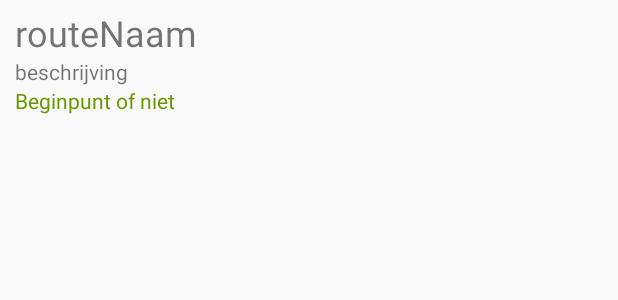
After one commit to SteffenVandegaer/AppTeamKobalt, an Android app: the layout listview_item.xml on its own in the app's theme, with its tools: preview values and no code run, on a phone screen of 412 x 824 dp. The commit adds this screen. Shown: the top 300 px of the screen. Run offline under Robolectric (Android 15) with nearby library versions, the phone set to English and light mode, and no system bars.

Commit message:
opvragen routes

```diff
--- a/RondleidingAppTeamKobalt/app/src/main/java/com/example/a11302481/rondleidingappteamkobalt/Controllers/MainActivity.java
+++ b/RondleidingAppTeamKobalt/app/src/main/java/com/example/a11302481/rondleidingappteamkobalt/Controllers/MainActivity.java
@@ -142,7 +142,7 @@ public class MainActivity extends AppCompatActivity implements View.OnClickListe
             //major per campus toewijzen aan de hand van de gemaakte keuze in spinnen (zal later met data uit de database vervangen worden)
 
             //starten van nieuwe activity en het doorgeven van de gewenste major aan de nieuwe activity
-            Intent intent = new Intent(this, SearchingActivity.class);
+            Intent intent = new Intent(this, Route_Roaming_Activity.class);
             intent.putExtra("major", major);// if its int type
 
             stopScan();
--- /dev/null
+++ b/RondleidingAppTeamKobalt/app/src/main/res/layout/listview_item.xml
@@ -0,0 +1,31 @@
+<?xml version="1.0" encoding="utf-8"?>
+<LinearLayout xmlns:android="http://schemas.android.com/apk/res/android"
+    android:orientation="vertical" android:layout_width="match_parent"
+    android:layout_height="match_parent">
+    <TextView
+        android:id="@+id/routeNaamTextView"
+        android:layout_width="wrap_content"
+        android:layout_height="wrap_content"
+        android:layout_marginLeft="10dp"
+        android:layout_marginTop="5dp"
+        android:text="routeNaam"
+        android:textSize="24sp" />
+
+    <TextView
+        android:id="@+id/routeBeschrijvingTextView"
+        android:layout_width="wrap_content"
+        android:layout_height="wrap_content"
+        android:layout_marginLeft="10dp"
+        android:layout_marginRight="10dp"
+        android:text="beschrijving"
+        />
+
+    <TextView
+        android:id="@+id/positieRouteTextView"
+        android:layout_width="wrap_content"
+        android:layout_height="wrap_content"
+        android:layout_marginLeft="10dp"
+        android:layout_marginRight="10dp"
+        android:text="Beginpunt of niet"
+        android:textColor="@android:color/holo_green_dark" />
+</LinearLayout>
```
Also changed, not shown: RondleidingAppTeamKobalt/app/src/main/java/com/example/a11302481/rondleidingappteamkobalt/Controllers/RouteChoiceActivity.java (+133 -1 lines), RondleidingAppTeamKobalt/app/src/main/java/com/example/a11302481/rondleidingappteamkobalt/Controllers/SearchingActivity.java (+12 -9 lines), RondleidingAppTeamKobalt/app/src/main/java/com/example/a11302481/rondleidingappteamkobalt/Models/RetrieveData.java (+59 -1 lines), RondleidingAppTeamKobalt/app/src/main/res/layout/route_choice.xml (added, +27 -0 lines), RondleidingAppTeamKobalt/app/src/main/res/layout/route_searching.xml (renamed from RondleidingAppTeamKobalt/app/src/main/res/layout/activity_route_choice.xml, +15 -8 lines), RondleidingAppTeamKobalt/app/src/main/res/drawable/beaconicon.png (added), RondleidingAppTeamKobalt/app/src/main/res/drawable/routeicon.png (added).
